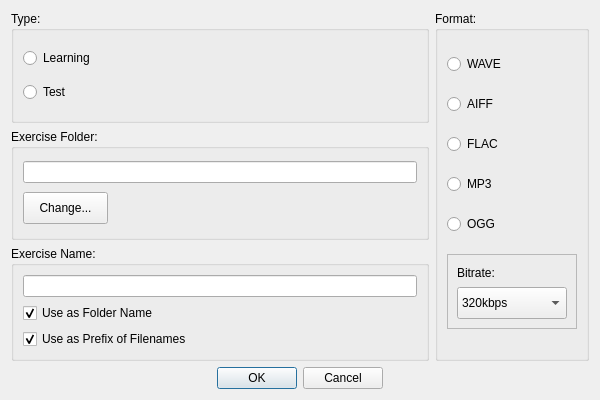
The window that GUI/MakeLearnTestFiles/make_learn_test_dialog_view.ui (Gdalik/EarQuiz_Frequencies) describes before a commit, drawn with Qt 5.
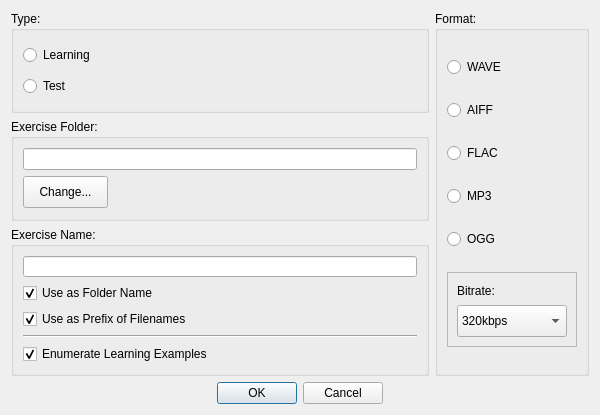
The same window after the commit.

Diff of the .ui file:
```diff
--- a/GUI/MakeLearnTestFiles/make_learn_test_dialog_view.ui
+++ b/GUI/MakeLearnTestFiles/make_learn_test_dialog_view.ui
@@ -13,13 +13,13 @@
     <x>0</x>
     <y>0</y>
     <width>600</width>
-    <height>400</height>
+    <height>415</height>
    </rect>
   </property>
   <property name="minimumSize">
    <size>
     <width>600</width>
-    <height>400</height>
+    <height>415</height>
    </size>
   </property>
   <property name="windowTitle">
@@ -67,6 +67,12 @@
          <layout class="QVBoxLayout" name="verticalLayout_4">
           <item>
            <widget class="QLineEdit" name="ExerciseFolderLine">
+            <property name="minimumSize">
+             <size>
+              <width>0</width>
+              <height>21</height>
+             </size>
+            </property>
             <property name="maximumSize">
              <size>
               <width>16777215</width>
@@ -113,7 +119,20 @@
          </property>
          <layout class="QVBoxLayout" name="verticalLayout_2">
           <item>
-           <widget class="QLineEdit" name="ExerciseNameLine"/>
+           <widget class="QLineEdit" name="ExerciseNameLine">
+            <property name="minimumSize">
+             <size>
+              <width>0</width>
+              <height>21</height>
+             </size>
+            </property>
+            <property name="maximumSize">
+             <size>
+              <width>16777215</width>
+              <height>21</height>
+             </size>
+            </property>
+           </widget>
           </item>
           <item>
            <widget class="QCheckBox" name="UseAsFolderNameBut">
@@ -135,6 +154,23 @@
             </property>
            </widget>
           </item>
+          <item>
+           <widget class="Line" name="line">
+            <property name="orientation">
+             <enum>Qt::Horizontal</enum>
+            </property>
+           </widget>
+          </item>
+          <item>
+           <widget class="QCheckBox" name="EnumLearningExBut">
+            <property name="text">
+             <string>Enumerate Learning Examples</string>
+            </property>
+            <property name="checked">
+             <bool>true</bool>
+            </property>
+           </widget>
+          </item>
          </layout>
         </widget>
        </item>
```
